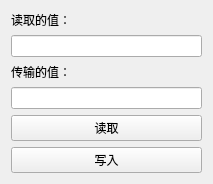
First picture: the form in ProcessTestDemo/ProcessB.ui, repository 3737cc/C-C--, before the edit.
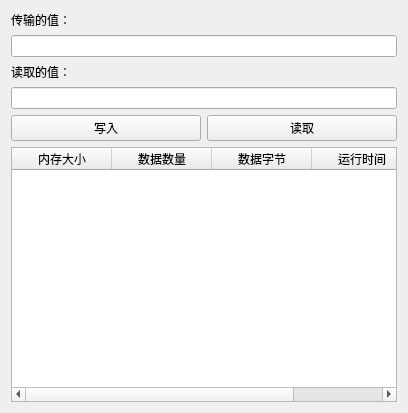
Second picture: the form after the edit.

```diff
--- a/ProcessTestDemo/ProcessB.ui
+++ b/ProcessTestDemo/ProcessB.ui
@@ -6,8 +6,8 @@
    <rect>
     <x>0</x>
     <y>0</y>
-    <width>213</width>
-    <height>168</height>
+    <width>408</width>
+    <height>413</height>
    </rect>
   </property>
   <property name="windowTitle">
@@ -16,17 +16,7 @@
   <widget class="QWidget" name="centralWidget">
    <layout class="QVBoxLayout" name="verticalLayout">
     <item>
-     <widget class="QLabel" name="addressLabel">
-      <property name="text">
-       <string>读取的值：</string>
-      </property>
-     </widget>
-    </item>
-    <item>
-     <widget class="QLineEdit" name="addressInput"/>
-    </item>
-    <item>
-     <widget class="QLabel" name="valueLabel">
+     <widget class="QLabel" name="valueInputLabel">
       <property name="text">
        <string>传输的值：</string>
       </property>
@@ -36,17 +26,55 @@
      <widget class="QLineEdit" name="valueInput"/>
     </item>
     <item>
-     <widget class="QPushButton" name="readButton">
+     <widget class="QLabel" name="valueOutputLabel">
       <property name="text">
-       <string>读取</string>
+       <string>读取的值：</string>
       </property>
      </widget>
     </item>
     <item>
-     <widget class="QPushButton" name="writeButton">
-      <property name="text">
-       <string>写入</string>
-      </property>
+     <widget class="QLineEdit" name="valueOutput"/>
+    </item>
+    <item>
+     <layout class="QHBoxLayout" name="horizontalLayout">
+      <item>
+       <widget class="QPushButton" name="writeButton">
+        <property name="text">
+         <string>写入</string>
+        </property>
+       </widget>
+      </item>
+      <item>
+       <widget class="QPushButton" name="readButton">
+        <property name="text">
+         <string>读取</string>
+        </property>
+       </widget>
+      </item>
+     </layout>
+    </item>
+    <item>
+     <widget class="QTableWidget" name="memoryBlockTable">
+      <column>
+       <property name="text">
+        <string>内存大小</string>
+       </property>
+      </column>
+      <column>
+       <property name="text">
+        <string>数据数量</string>
+       </property>
+      </column>
+      <column>
+       <property name="text">
+        <string>数据字节</string>
+       </property>
+      </column>
+      <column>
+       <property name="text">
+        <string>运行时间</string>
+       </property>
+      </column>
      </widget>
     </item>
    </layout>
```
